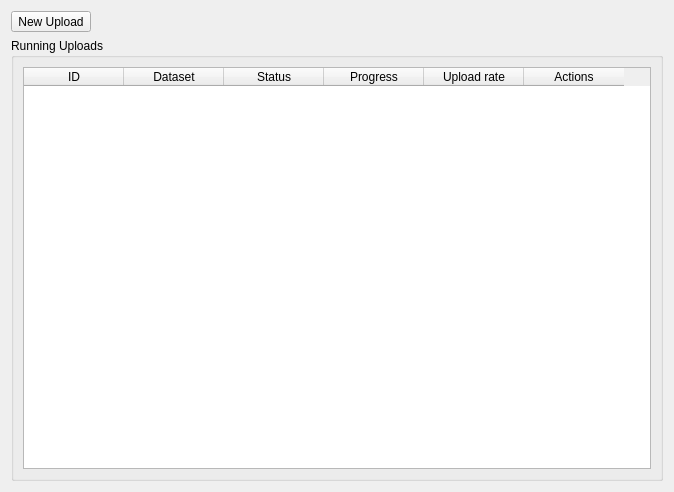
Before: the Qt Designer form dcoraid/gui/upload/widget_upload.ui in DCOR-dev/DCOR-Aid, drawn with Qt 5.
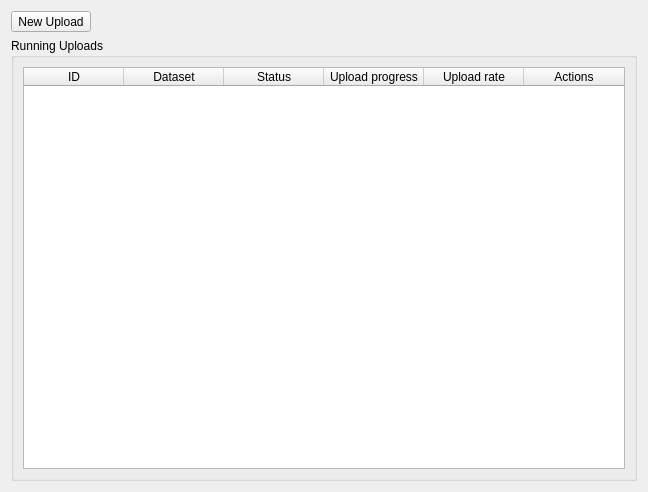
After: the same form once the commit is applied. Custom widgets are drawn as their Qt base class.

Patch:
```diff
--- a/dcoraid/gui/upload/widget_upload.ui
+++ b/dcoraid/gui/upload/widget_upload.ui
@@ -6,7 +6,7 @@
    <rect>
     <x>0</x>
     <y>0</y>
-    <width>674</width>
+    <width>648</width>
     <height>492</height>
    </rect>
   </property>
@@ -69,7 +69,7 @@
         </column>
         <column>
          <property name="text">
-          <string>Progress</string>
+          <string>Upload progress</string>
          </property>
         </column>
         <column>
```
